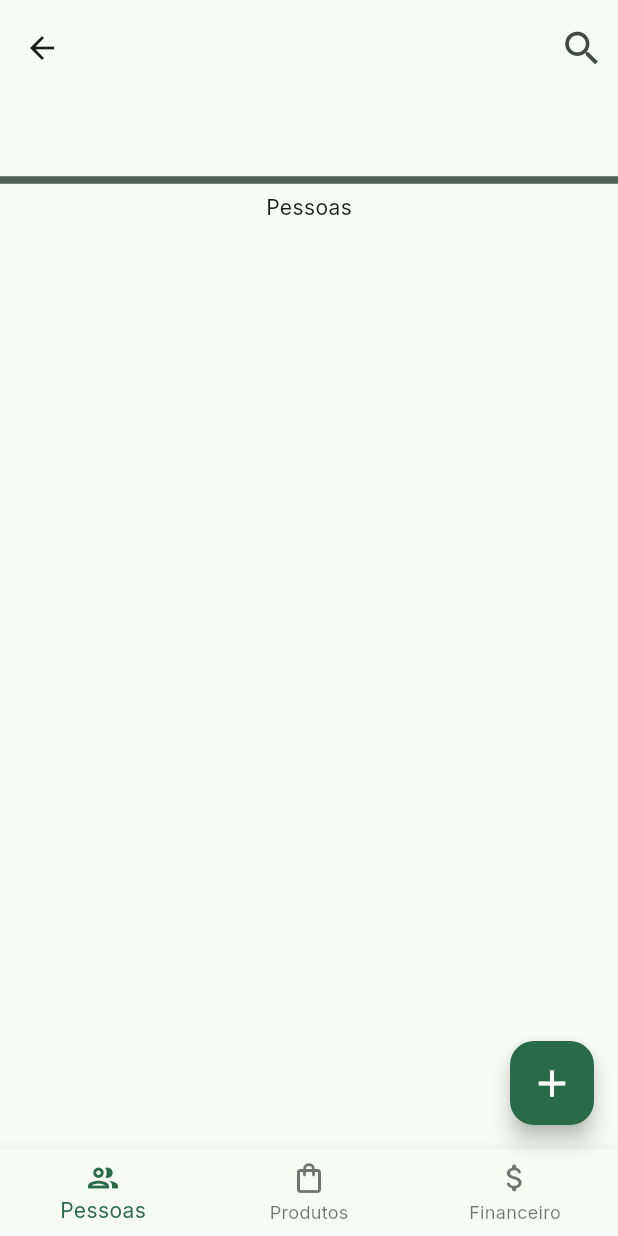
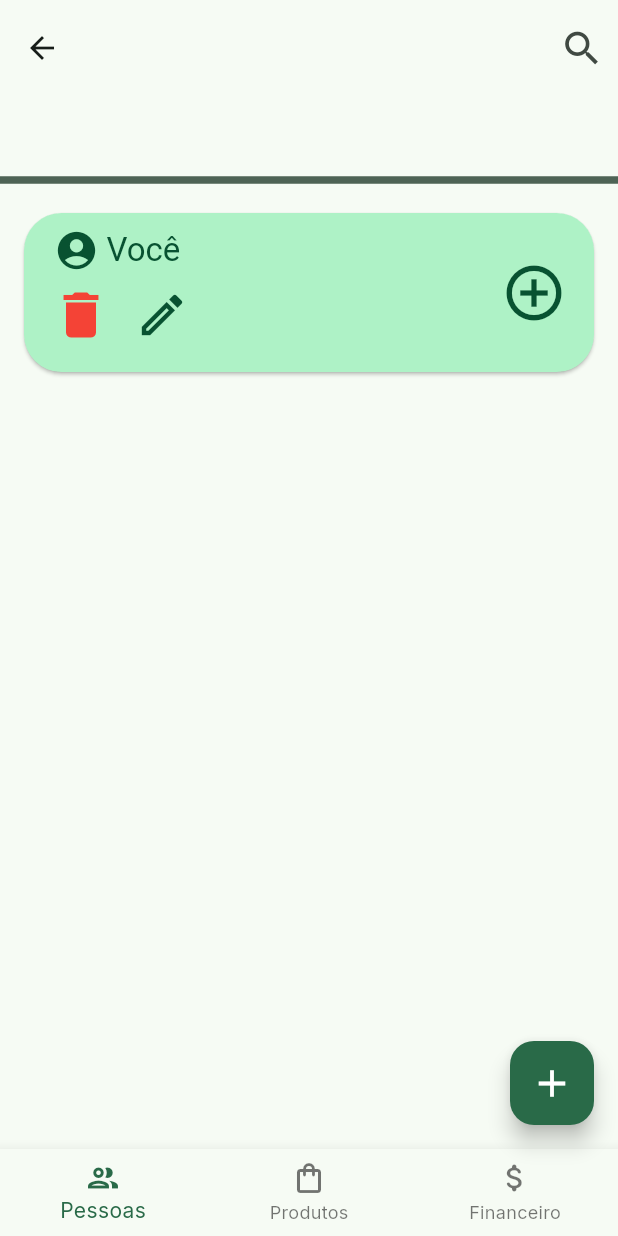
Before and after one commit to pedropelaes/Conta_Certa, a Flutter app: the EventManagerScreen screen opened directly with empty values, on a phone screen of 412 x 824 dp. Run offline on Flutter 3.47's test engine with Material 3 defaults, Android fonts, the phone set to English and light mode, and no system bars; drawn by our look-alikes of flutter_platform_widgets; our stand-ins replace device_preview, fluttertoast, google_fonts, shared_preferences; accounts and stored records are empty; Roboto replaces fonts that are missing (ABeeZee).

Commit message:
feature: Fluxo de dados, Card de pessoa

```diff
--- a/Conta_Certa/conta_certa/lib/models/event.dart
+++ b/Conta_Certa/conta_certa/lib/models/event.dart
@@ -1,15 +1,20 @@
 import 'dart:convert';
+import 'package:conta_certa/models/people.dart';
 
 class Event {
   final String title;
   final String description;
+  final List<Pessoa> people;
+  final List<Comprador> compradores;
 
-  Event({required this.title, required this.description});
+  Event({required this.title, required this.description, this.people = const [], this.compradores = const []});
 
   Map<String, dynamic> toMap(){
     return {
       'title': title,
       'description': description,
+      'people': people.map((p) => p.toMap()).toList(),
+      'compradores': compradores.map((c) => c.toMap()).toList(),
     };
   }
 
@@ -17,6 +22,12 @@ class Event {
     return Event(
       title: map['title'],
       description: map['description'],
+      people: map['people'] != null
+          ? List<Pessoa>.from(map['people'].map((p) => Pessoa.fromMap(p)))
+          : [],
+      compradores: map['compradores'] != null
+          ? List<Comprador>.from(map['compradores'].map((c) => Comprador.fromMap(c)))
+          : [],
     );
   }
 
--- a/Conta_Certa/conta_certa/lib/screens/event_manager_screen.dart
+++ b/Conta_Certa/conta_certa/lib/screens/event_manager_screen.dart
@@ -1,11 +1,13 @@
+import 'package:conta_certa/models/event.dart';
+import 'package:conta_certa/screens/people_screen.dart';
 import 'package:flutter/material.dart';
 import 'package:flutter_platform_widgets/flutter_platform_widgets.dart';
 import 'package:conta_certa/widgets/appbars.dart';
 
 class EventManagerScreen extends StatefulWidget {
-  final String eventTitle;
+  final Event event;
 
-  const EventManagerScreen({super.key, required this.eventTitle});
+  const EventManagerScreen({super.key, required this.event});
 
   @override
   State<EventManagerScreen> createState() => _EventManagerScreenState();
@@ -13,12 +15,17 @@ class EventManagerScreen extends StatefulWidget {
 
 class _EventManagerScreenState extends State<EventManagerScreen> {
   int _currentIndex = 0;
+  late List<Widget> _pages;
 
-  final List<Widget> _pages = [
-    Center(child: Text('Pessoas')),
-    Center(child: Text('Produtos')),
-    Center(child: Text('Financeiro')),
-  ];
+  @override
+  void initState() {
+    super.initState();
+    _pages = [
+      PeopleScreen(event: widget.event),
+      const Center(child: Text('Produtos')),
+      const Center(child: Text('Financeiro')),
+    ];
+  }
 
   @override
   Widget build(BuildContext context) {
@@ -28,7 +35,7 @@ class _EventManagerScreenState extends State<EventManagerScreen> {
     return Scaffold(
       body: CustomScrollView(
         slivers: [
-          MediumAppBar(theme: theme, textTheme: textTheme, title: widget.eventTitle, onSearch: () {}, ),
+          MediumAppBar(theme: theme, textTheme: textTheme, title: widget.event.title, onSearch: () {}, ),
           SliverToBoxAdapter(
             child:
               Divider(
--- a/Conta_Certa/conta_certa/lib/screens/main_screen.dart
+++ b/Conta_Certa/conta_certa/lib/screens/main_screen.dart
@@ -165,7 +165,7 @@ class _MainScreenState extends State<MainScreen> {
                     );
                   },
                   onOpenEvent: () {
-                    Navigator.push(context, MaterialPageRoute(builder: (context) => EventManagerScreen(eventTitle: event.title)));
+                    Navigator.push(context, MaterialPageRoute(builder: (context) => EventManagerScreen(event: event)));
                   },
                 );
               })
--- /dev/null
+++ b/Conta_Certa/conta_certa/lib/screens/people_screen.dart
@@ -0,0 +1,50 @@
+import 'package:conta_certa/models/event.dart';
+import 'package:conta_certa/models/people.dart';
+import 'package:conta_certa/widgets/cards.dart';
+import 'package:flutter/material.dart';
+import 'package:fluttertoast/fluttertoast.dart';
+
+class PeopleState extends ChangeNotifier{
+  final List<Pessoa> _pessoas = [];
+  List<Pessoa> get pessoas => List.unmodifiable(_pessoas);
+
+  Future<void> savePessoa() async{
+
+  }
+
+  void addPessoa (String nome, Event event){
+    _pessoas.add(Pessoa(nome: nome));
+    notifyListeners();
+  }
+
+  void deletePessoa (int index){
+    _pessoas.remove(index);
+    notifyListeners();
+    Fluttertoast.showToast(
+      msg: "Pessoa deletada.",
+    );
+  }
+}
+
+class PeopleScreen extends StatefulWidget {
+  final Event event;
+
+  const PeopleScreen({super.key, required this.event});
+
+  @override
+  State<PeopleScreen> createState() => _PeopleScreenState();
+}
+
+class _PeopleScreenState extends State<PeopleScreen> {
+
+  @override
+  Widget build(BuildContext context) {
+    final ThemeData theme = Theme.of(context);
+    final TextTheme textTheme = theme.textTheme;
+    return Column(
+      children: [
+        PersonCard(theme: theme, textTheme: textTheme, name: "Você", onDelete: (){}, onEdit: (){}, onAdd: (){}),
+      ]
+    );
+  }
+}
--- a/Conta_Certa/conta_certa/lib/widgets/cards.dart
+++ b/Conta_Certa/conta_certa/lib/widgets/cards.dart
@@ -1,5 +1,32 @@
 import 'package:flutter/material.dart';
 import 'package:flutter_platform_widgets/flutter_platform_widgets.dart';
+
+Widget BaseCard({
+  required ThemeData theme,
+  required TextTheme textTheme,
+  required VoidCallback onOpen,
+  required List<Widget> content,
+}){
+  return  Padding(
+    padding: const EdgeInsets.only(top: 10.0, left: 12, right: 12, bottom: 5),
+    child: InkWell(
+      onTap: onOpen,
+      borderRadius: BorderRadius.circular(25),
+      child: Card(
+        color: theme.colorScheme.primaryContainer,
+        shape: RoundedRectangleBorder(borderRadius: BorderRadius.circular(25)),
+        child: Padding(
+          padding: const EdgeInsets.all(10.0),
+          child: Column(
+            crossAxisAlignment: CrossAxisAlignment.start,
+            mainAxisSize: MainAxisSize.min,
+            children: content,
+          ),
+        ),
+      ),
+    ),
+  );
+}
 
 Widget EventCard({
   required ThemeData theme,
@@ -9,20 +36,11 @@ Widget EventCard({
   required VoidCallback onOpenEvent,
   required VoidCallback onDelete,
 }){
-  return Padding(
-    padding: const EdgeInsets.only(top: 10.0, left: 12, right: 12, bottom: 5),
-    child: InkWell(
-      onTap: onOpenEvent,
-      borderRadius: BorderRadius.circular(25),
-      child: Card(
-        color: theme.colorScheme.primaryContainer,
-        shape: RoundedRectangleBorder(borderRadius: BorderRadius.circular(25)),
-        child: Padding(
-          padding: const EdgeInsets.all(10.0),
-          child: Column(
-            crossAxisAlignment: CrossAxisAlignment.start,
-            mainAxisSize: MainAxisSize.min,
-            children: [
+  return BaseCard(
+      theme: theme,
+      textTheme: textTheme,
+      onOpen: onOpenEvent,
+      content: [
         Row(
           mainAxisAlignment: MainAxisAlignment.spaceBetween,
           spacing: 10,
@@ -50,10 +68,67 @@ Widget EventCard({
           ),
           maxLines: 5,
         )
+      ]
+    );
+}
+
+Widget PersonCard({
+  required ThemeData theme,
+  required TextTheme textTheme,
+  required String name,
+  required VoidCallback onDelete,
+  required VoidCallback onEdit,
+  required VoidCallback onAdd
+}){
+  return BaseCard(
+    theme: theme,
+    textTheme: textTheme,
+    onOpen: onAdd,
+    content: [
+      Row(
+        mainAxisAlignment: MainAxisAlignment.start,
+        children: [
+          Column(
+            crossAxisAlignment: CrossAxisAlignment.start,
+            children: [
+              Padding(
+                padding: const EdgeInsets.only(left: 10.0),
+                child: Row(
+                  spacing: 5,
+                  children: [
+                    Icon(Icons.account_circle_rounded, color: theme.colorScheme.onPrimaryContainer, size: 30,),
+                    Text(
+                      name,
+                      style: textTheme.titleLarge?.copyWith(
+                        color: theme.colorScheme.onPrimaryContainer,
+                      ),
+                    ),
                   ],
                 ),
               ),
+              Row(
+                mainAxisSize: MainAxisSize.min,
+                children: [
+                  PlatformIconButton(
+                    onPressed: onDelete,
+                    icon: Icon(Icons.delete, color: Colors.red, size: 40,),
                   ),
+                  PlatformIconButton(
+                    onPressed: onEdit,
+                    icon: Icon(Icons.edit_outlined, color: theme.colorScheme.onPrimaryContainer, size: 36,),
                   ),
+                ],
+              ),
+            ],
+          ),
+          Spacer(),
+          PlatformIconButton(
+            onPressed: onAdd,
+            icon: Icon(Icons.add_circle_outline, color: theme.colorScheme.onPrimaryContainer, size: 44,),
+          )
+        ],
+      ),
+
+    ]
   );
 }
```
Also changed, not shown: Conta_Certa/conta_certa/lib/models/people.dart (+42 -0 lines), Conta_Certa/conta_certa/lib/models/product.dart (+19 -0 lines). Lines whose indentation alone changed are shown as unchanged.
